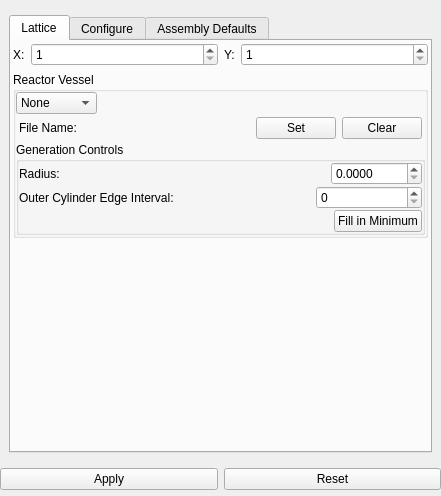
Sprunth/RGG, file Application/qInputPropertiesWidget.ui: the form before one commit.
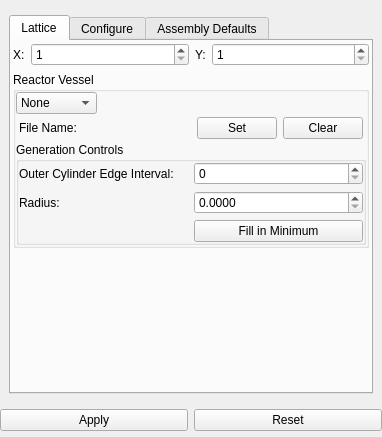
The form after the commit.

Patch:
```diff
--- a/Application/qInputPropertiesWidget.ui
+++ b/Application/qInputPropertiesWidget.ui
@@ -6,8 +6,8 @@
    <rect>
     <x>0</x>
     <y>0</y>
-    <width>441</width>
-    <height>496</height>
+    <width>382</width>
+    <height>437</height>
    </rect>
   </property>
   <property name="sizePolicy">
@@ -253,36 +253,11 @@
                 <property name="checked">
                  <bool>false</bool>
                 </property>
-                <layout class="QVBoxLayout" name="verticalLayout_4">
-                 <property name="spacing">
-                  <number>1</number>
-                 </property>
+                <layout class="QGridLayout" name="gridLayout_2">
                  <property name="margin">
                   <number>0</number>
                  </property>
-                 <item>
-                  <layout class="QHBoxLayout" name="horizontalLayout_3">
-                   <item>
-                    <widget class="QLabel" name="label_13">
-                     <property name="text">
-                      <string>Radius:</string>
-                     </property>
-                    </widget>
-                   </item>
-                   <item>
-                    <spacer name="horizontalSpacer_2">
-                     <property name="orientation">
-                      <enum>Qt::Horizontal</enum>
-                     </property>
-                     <property name="sizeHint" stdset="0">
-                      <size>
-                       <width>40</width>
-                       <height>20</height>
-                      </size>
-                     </property>
-                    </spacer>
-                   </item>
-                   <item>
+                 <item row="2" column="1">
                     <widget class="QDoubleSpinBox" name="RadiusBox">
                      <property name="toolTip">
                       <string>Set to 0.0 to disable generation</string>
@@ -295,31 +270,28 @@
                      </property>
                     </widget>
                    </item>
-                  </layout>
+                 <item row="2" column="0">
+                  <widget class="QLabel" name="label_13">
+                   <property name="text">
+                    <string>Radius:</string>
+                   </property>
+                  </widget>
                  </item>
-                 <item>
-                  <layout class="QHBoxLayout" name="horizontalLayout_10">
-                   <item>
+                 <item row="1" column="0">
                     <widget class="QLabel" name="label_14">
                      <property name="text">
                       <string>Outer Cylinder Edge Interval:</string>
                      </property>
                     </widget>
                    </item>
-                   <item>
-                    <spacer name="horizontalSpacer_4">
-                     <property name="orientation">
-                      <enum>Qt::Horizontal</enum>
-                     </property>
-                     <property name="sizeHint" stdset="0">
-                      <size>
-                       <width>40</width>
-                       <height>20</height>
-                      </size>
-                     </property>
-                    </spacer>
-                   </item>
-                   <item>
+                 <item row="3" column="1">
+                  <widget class="QPushButton" name="FindMinCylinder">
+                   <property name="text">
+                    <string>Fill in Minimum</string>
+                   </property>
+                  </widget>
+                 </item>
+                 <item row="1" column="1">
                     <widget class="QSpinBox" name="OuterEdgeInterval">
                      <property name="minimumSize">
                       <size>
@@ -342,32 +314,6 @@
                     </widget>
                    </item>
                   </layout>
-                 </item>
-                 <item>
-                  <layout class="QHBoxLayout" name="horizontalLayout_11">
-                   <item>
-                    <spacer name="horizontalSpacer_3">
-                     <property name="orientation">
-                      <enum>Qt::Horizontal</enum>
-                     </property>
-                     <property name="sizeHint" stdset="0">
-                      <size>
-                       <width>40</width>
-                       <height>20</height>
-                      </size>
-                     </property>
-                    </spacer>
-                   </item>
-                   <item>
-                    <widget class="QPushButton" name="FindMinCylinder">
-                     <property name="text">
-                      <string>Fill in Minimum</string>
-                     </property>
-                    </widget>
-                   </item>
-                  </layout>
-                 </item>
-                </layout>
                </widget>
               </item>
              </layout>
```
Left out of the diff: 148 changed lines with no effect on the pictures. Lines whose indentation alone changed are shown as unchanged.
